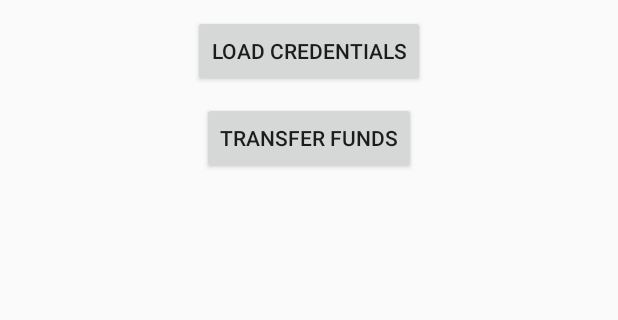
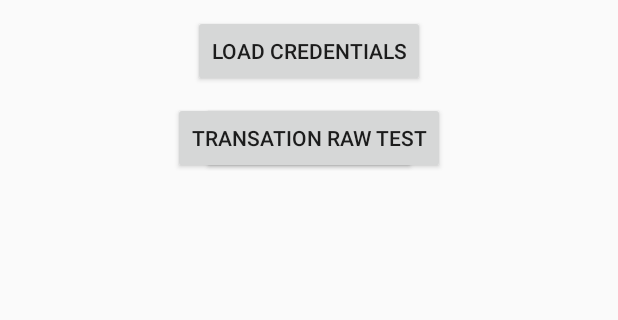
Before and after one commit to saviorennan2/EthereumApp, an Android app: the screen it shows after launch (MainActivity), after a tap on "LOAD CREDENTIALS", on a phone screen of 412 x 824 dp, the part 384-704 px from its top. Run offline under Robolectric (Android 15) with nearby library versions, the phone set to English and light mode, and no system bars; libraries missing offline, so code that uses them is left out: org.slf4j, org.web3j.crypto, org.web3j.protocol, org.web3j.utils; 6 statements that could not run were skipped.

Commit message:
primeira transacao funcionando

```diff
--- a/app/src/main/java/br/ufrn/labcomu/ethsavio/MainActivity.java
+++ b/app/src/main/java/br/ufrn/labcomu/ethsavio/MainActivity.java
@@ -51,16 +51,13 @@ import static android.os.Environment.DIRECTORY_DOWNLOADS;
 
 public class MainActivity extends AppCompatActivity {
 
-    private static final Logger log = LoggerFactory.getLogger(MainActivity.class);
-    private File walletPathFile;
     private Web3j web3;
     private Admin web3j;
     private Credentials credentials;
     private BigInteger nonce;
-    private PersonalUnlockAccount personalUnlockAccount;
-    String walletPath;
-    String fileName;
-    File path;
+    private String fileName;
+    private File path;
+    private String hexValue;
 
     @Override
     protected void onCreate(Bundle savedInstanceState) {
@@ -118,23 +115,18 @@ public class MainActivity extends AppCompatActivity {
 
     public void loadCredentials(View view) throws IOException {
 
-        BigInteger nonce = BigInteger.valueOf(25);
-        BigInteger gasprice = BigInteger.valueOf(0);
-        BigInteger gaslimit = BigInteger.valueOf(1048575);
-        BigInteger value = BigInteger.valueOf(0);
-
-        RawTransaction rawTransaction = RawTransaction.createContractTransaction(
-                nonce,
-                gasprice, gaslimit
-                ,
-                value,
-                "0x1234");
-        Credentials credentials = null;
-
         try {
             credentials = WalletUtils.loadCredentials("senha", path.getPath() + "/" + fileName);
             Log.d("CREDENTIALS", credentials.getAddress());
+
+            //GET NONCE
+            getNonce();
+
         } catch (CipherException e) {
+            e.printStackTrace();
+        } catch (InterruptedException e) {
+            e.printStackTrace();
+        } catch (ExecutionException e) {
             e.printStackTrace();
         }
 
@@ -145,6 +137,59 @@ public class MainActivity extends AppCompatActivity {
         new WebClientTask().execute("");
 
     }
+
+    public void getNonce() throws ExecutionException, InterruptedException {
+        EthGetTransactionCount ethGetTransactionCount = web3.ethGetTransactionCount(
+                credentials.getAddress(), DefaultBlockParameterName.LATEST).sendAsync().get();
+
+        nonce = ethGetTransactionCount.getTransactionCount();
+
+    }
+
+    public void transationRawTest(View view) {
+
+        BigInteger gasprice = BigInteger.valueOf(0);
+        BigInteger gaslimit = BigInteger.valueOf(1048575);
+        BigInteger value = BigInteger.valueOf(0);
+
+        RawTransaction rawTransaction = RawTransaction.createEtherTransaction(nonce,gasprice, gaslimit,"0xee0250c19ad59305b2bdb61f34b45b72fe37154f",value);
+
+        Log.d("Raw", rawTransaction.getNonce().toString());
+        Log.d("Cred", credentials.getAddress());
+
+        byte[] signedMessage = TransactionEncoder.signMessage(rawTransaction, credentials);
+        hexValue = Numeric.toHexString(signedMessage);
+
+        new RawTransationtask().execute();
+
+    }
+
+    class RawTransationtask extends AsyncTask<String, Void, String> {
+
+        EthSendTransaction ethSendTransaction;
+
+        protected String doInBackground(String... urls) {
+            try {
+                ethSendTransaction = web3j.ethSendRawTransaction(hexValue).sendAsync().get();
+            } catch (ExecutionException e) {
+                e.printStackTrace();
+            } catch (InterruptedException e) {
+                e.printStackTrace();
+            }
+
+            return "";
+        }
+
+        @Override
+        protected void onPostExecute(String s) {
+
+            String transactionHash = ethSendTransaction.getTransactionHash();
+
+            Log.d("TRANSACTION", transactionHash);
+
+        }
+    }
+
 
     class WebClientTask extends AsyncTask<String, Void, String> {
 
@@ -158,10 +203,7 @@ public class MainActivity extends AppCompatActivity {
 
                 // TESTEEEE
 
-                EthGetTransactionCount ethGetTransactionCount = web3.ethGetTransactionCount(
-                        "0x5db10750e8caff27f906b41c71b3471057dd2004", DefaultBlockParameterName.LATEST).sendAsync().get();
 
-                nonce = ethGetTransactionCount.getTransactionCount();
 
             } catch (ExecutionException e) {
                 e.printStackTrace();
--- a/app/src/main/res/layout/activity_main.xml
+++ b/app/src/main/res/layout/activity_main.xml
@@ -56,5 +56,14 @@
             android:layout_below="@id/loadCredentialsBtn"
             android:onClick="transferFunds"
             android:text="Transfer Funds" />
+        <Button
+            android:id="@+id/transationtest"
+            android:layout_width="wrap_content"
+            android:layout_height="wrap_content"
+            android:layout_centerHorizontal="true"
+            android:layout_marginTop="10dp"
+            android:layout_below="@id/loadCredentialsBtn"
+            android:onClick="transationRawTest"
+            android:text="Transation Raw Test" />
     </RelativeLayout>
 </android.support.constraint.ConstraintLayout>
```
